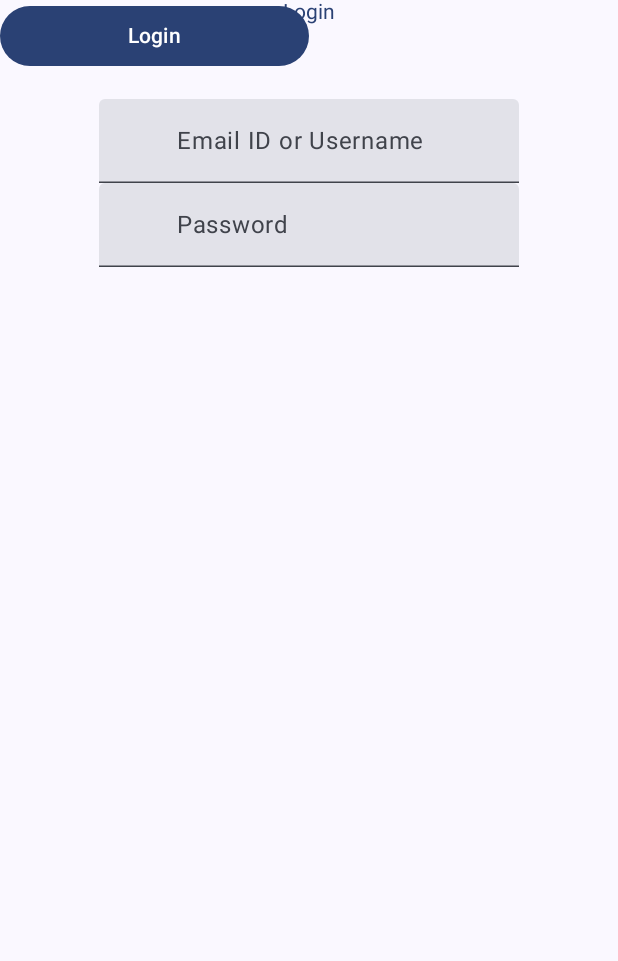
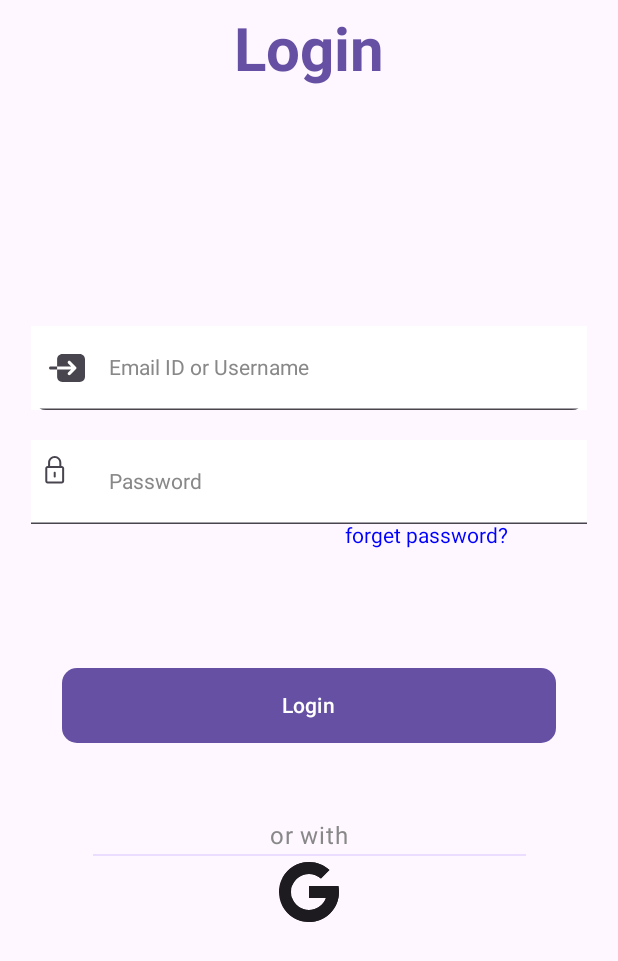
Before and after one commit to ArwaBandr/EventManagment, an Android app built with Jetpack Compose: the composable LoginScreen shown on its own in the app's theme, on a phone screen of 412 x 824 dp. Shown: the top 961 px of the screen. Run offline under Robolectric (Android 15) with nearby library versions, the phone set to English and light mode, and no system bars.

```diff
--- a/app/src/main/java/com/example/eventmanagment/presntation/navigation/Screens.kt
+++ b/app/src/main/java/com/example/eventmanagment/presntation/navigation/Screens.kt
@@ -1,4 +1,7 @@
 package com.example.eventmanagment.presntation.navigation
 
-class Screens {
+sealed class Screens(val rout:String) {
+    object SplashScreen :Screens(rout ="splash_screen")
+    object LoginScreen :Screens(rout = "login_screen")
+    object SignUpScreen:Screens(rout = "sign_up_screen")
 }
--- a/app/src/main/java/com/example/eventmanagment/presntation/screens/Auth/Auth.kt
+++ /dev/null
@@ -1,4 +0,0 @@
-package com.example.eventmanagment.presntation.screens.Auth
-
-class Auth {
-}
--- a/app/src/main/java/com/example/eventmanagment/presntation/screens/Auth/AuthViewModel.kt
+++ /dev/null
@@ -1,4 +0,0 @@
-package com.example.eventmanagment.presntation.screens.Auth
-
-class AuthViewModel {
-}
--- a/app/src/main/java/com/example/eventmanagment/presntation/screens/Auth/LoginScreen.kt
+++ /dev/null
@@ -1,60 +0,0 @@
-package com.example.eventmanagment.presntation.screens.Auth
-
-import androidx.compose.foundation.layout.Column
-import androidx.compose.foundation.layout.fillMaxSize
-import androidx.compose.foundation.layout.fillMaxWidth
-import androidx.compose.foundation.layout.padding
-import androidx.compose.foundation.layout.size
-import androidx.compose.foundation.shape.RoundedCornerShape
-import androidx.compose.material3.Button
-import androidx.compose.material3.MaterialTheme
-import androidx.compose.material3.Text
-import androidx.compose.material3.TextField
-import androidx.compose.runtime.Composable
-import androidx.compose.runtime.getValue
-import androidx.compose.runtime.mutableStateOf
-import androidx.compose.runtime.remember
-import androidx.compose.runtime.setValue
-import androidx.compose.ui.Alignment
-import androidx.compose.ui.Modifier
-import androidx.compose.ui.graphics.RectangleShape
-import androidx.compose.ui.text.TextStyle
-import androidx.compose.ui.unit.dp
-
-@Composable
-fun LoginScreen() {
-    Column(modifier = Modifier.fillMaxSize()) {
-        Text(
-            text = "Login",
-            style = TextStyle(MaterialTheme.colorScheme.primary),
-            modifier = Modifier
-                .padding(bottom = 50.dp)
-                .align(Alignment.CenterHorizontally)
-        )
-        var userName by remember {
-            mutableStateOf("")
-        }
-        var userPassword by remember {
-            mutableStateOf("")
-        }
-        TextField(
-            value = userName,
-            onValueChange = { userName = it },
-            label = { Text(text = "Email ID or Username") },
-            leadingIcon = {},
-            modifier = Modifier.align(Alignment.CenterHorizontally)
-        )
-        TextField(
-            value = userPassword,
-            onValueChange = { userPassword = it },
-            label = { Text(text = "Password") },
-            leadingIcon = {},
-            modifier = Modifier.align(Alignment.CenterHorizontally)
-        )
-    }
-    Text(text = "forget password", modifier = Modifier.padding(start = 20.dp))
-
-    Button(onClick = {}, shape = RoundedCornerShape(20.dp), modifier = Modifier.fillMaxWidth(0.5f)) {
-        Text(text = "Login")
-    }
-}
--- a/app/src/main/java/com/example/eventmanagment/presntation/screens/Auth/SplashScreen.kt
+++ /dev/null
@@ -1,4 +0,0 @@
-package com.example.eventmanagment.presntation.screens.Auth
-
-class SplashScreen {
-}
--- /dev/null
+++ b/app/src/main/java/com/example/eventmanagment/presntation/screens/auth/Auth.kt
@@ -0,0 +1,4 @@
+package com.example.eventmanagment.presntation.screens.auth
+
+class Auth {
+}
--- /dev/null
+++ b/app/src/main/java/com/example/eventmanagment/presntation/screens/auth/AuthViewModel.kt
@@ -0,0 +1,4 @@
+package com.example.eventmanagment.presntation.screens.auth
+
+class AuthViewModel {
+}
--- /dev/null
+++ b/app/src/main/java/com/example/eventmanagment/presntation/screens/auth/LoginScreen.kt
@@ -0,0 +1,153 @@
+package com.example.eventmanagment.presntation.screens.auth
+
+import androidx.compose.foundation.background
+import androidx.compose.foundation.clickable
+import androidx.compose.foundation.layout.Arrangement
+import androidx.compose.foundation.layout.Column
+import androidx.compose.foundation.layout.fillMaxSize
+import androidx.compose.foundation.layout.fillMaxWidth
+import androidx.compose.foundation.layout.padding
+import androidx.compose.foundation.layout.size
+import androidx.compose.foundation.shape.RoundedCornerShape
+import androidx.compose.foundation.text.KeyboardOptions
+import androidx.compose.material3.Button
+import androidx.compose.material3.ButtonDefaults
+import androidx.compose.material3.Divider
+import androidx.compose.material3.ExperimentalMaterial3Api
+import androidx.compose.material3.Icon
+import androidx.compose.material3.MaterialTheme
+import androidx.compose.material3.Text
+import androidx.compose.material3.TextField
+import androidx.compose.material3.TextFieldDefaults
+import androidx.compose.runtime.Composable
+import androidx.compose.runtime.getValue
+import androidx.compose.runtime.mutableStateOf
+import androidx.compose.runtime.remember
+import androidx.compose.runtime.setValue
+import androidx.compose.ui.Alignment
+import androidx.compose.ui.Modifier
+import androidx.compose.ui.graphics.Color
+import androidx.compose.ui.res.painterResource
+import androidx.compose.ui.text.TextStyle
+import androidx.compose.ui.text.input.KeyboardType
+import androidx.compose.ui.text.input.PasswordVisualTransformation
+import androidx.compose.ui.text.style.TextAlign
+import androidx.compose.ui.tooling.preview.Preview
+import androidx.compose.ui.unit.dp
+import androidx.navigation.NavController
+import androidx.navigation.NavHostController
+import com.example.eventmanagment.R
+
+@OptIn(ExperimentalMaterial3Api::class)
+@Composable
+fun LoginScreen(navController: NavController) {
+
+    Column(modifier = Modifier.fillMaxSize(), verticalArrangement = Arrangement.Top) {
+        Text(
+            text = "Login",
+            style = MaterialTheme.typography.titleLarge,
+            modifier = Modifier
+                .padding(bottom = 80.dp, top = 10.dp)
+                .align(Alignment.CenterHorizontally)
+
+        )
+        var userName by remember {
+            mutableStateOf("")
+        }
+        var userPassword by remember {
+            mutableStateOf("")
+        }
+
+        TextField(
+            value = userName,
+            onValueChange = { userName = it },
+            label = {
+                Text(
+                    text = "Email ID or Username",
+                    style = TextStyle(color = Color.Gray),
+                    textAlign = TextAlign.Start
+                )
+            },
+            //
+            leadingIcon = {
+                Icon(
+                    painter = painterResource(id = R.drawable.user_login),
+                    contentDescription = "login icon "
+                )
+            },
+            modifier = Modifier
+                .align(Alignment.CenterHorizontally)
+                .padding(top = 80.dp)
+                .fillMaxWidth(0.90f)
+                .background(Color.White),
+            shape = RoundedCornerShape(10.dp),
+            colors =TextFieldDefaults.textFieldColors(containerColor = Color.White)
+        )
+        TextField(
+            value = userPassword,
+            onValueChange = { userPassword = it },
+            label = { Text(text = "Password", style = TextStyle(color = Color.Gray)) },
+            leadingIcon = {
+                Icon(
+                    painter = painterResource(id = R.drawable.password_icon),
+                    contentDescription = "password icon"
+                )
+            },
+            modifier = Modifier
+                .align(Alignment.CenterHorizontally)
+                .padding(top = 20.dp)
+                .fillMaxWidth(0.90f)
+                .background(Color.White),
+            visualTransformation = PasswordVisualTransformation(),
+            keyboardOptions = KeyboardOptions(keyboardType = KeyboardType.Password),
+            colors = TextFieldDefaults.textFieldColors(containerColor = Color.White)
+
+        )
+
+        Text(text = "forget password?", style = TextStyle(Color.Blue), modifier = Modifier
+            .padding(start = 230.dp, bottom = 80.dp)
+            .clickable { })
+
+
+        Button(
+            onClick = {},
+            shape = RoundedCornerShape(10.dp),
+            modifier = Modifier
+                .fillMaxWidth(0.8f)
+                .align(Alignment.CenterHorizontally)
+                .size(50.dp),
+            colors = ButtonDefaults.buttonColors(MaterialTheme.colorScheme.primary)
+
+        ) {
+            Text(text = "Login")
+        }
+        Text(
+            text = "or with", modifier = Modifier
+                .padding(top = 50.dp)
+                .align(Alignment.CenterHorizontally),
+            color = Color.Gray
+        )
+        Divider(
+            modifier = Modifier
+                // .padding(top = 50.dp)
+                .fillMaxWidth(0.70f)
+                .align(Alignment.CenterHorizontally),
+            color = MaterialTheme.colorScheme.primaryContainer
+        )
+        Icon(
+            painter = painterResource(id = R.drawable.google),
+            contentDescription = "google icon",
+            modifier = Modifier
+                .align(Alignment.CenterHorizontally)
+                .clickable { }
+        )
+
+    }
+
+}
+
+//@Composable
+//@Preview(showBackground = true, showSystemUi = true)
+//fun LoginScreenPreview() {
+//    LoginScreen(navController)
+//}
--- a/app/src/main/java/com/example/eventmanagment/ui/theme/Theme.kt
+++ b/app/src/main/java/com/example/eventmanagment/ui/theme/Theme.kt
@@ -45,10 +45,6 @@ fun EventManagmentTheme(
     content: @Composable () -> Unit
 ) {
     val colorScheme = when {
-        dynamicColor && Build.VERSION.SDK_INT >= Build.VERSION_CODES.S -> {
-            val context = LocalContext.current
-            if (darkTheme) dynamicDarkColorScheme(context) else dynamicLightColorScheme(context)
-        }
 
         darkTheme -> DarkColorScheme
         else -> LightColorScheme
--- /dev/null
+++ b/app/src/main/res/drawable/google.xml
@@ -0,0 +1,11 @@
+<vector xmlns:android="http://schemas.android.com/apk/res/android" android:alpha="0.63" android:height="48dp" android:viewportHeight="48" android:viewportWidth="48" android:width="48dp">
+
+    <path android:fillColor="#ffc107" android:pathData="m43.611,20.083h-1.611v-0.083h-18v8h11.303c-1.649,4.657 -6.08,8 -11.303,8 -6.627,0 -12,-5.373 -12,-12s5.373,-12 12,-12c3.059,0 5.842,1.154 7.961,3.039l5.657,-5.657c-3.572,-3.329 -8.35,-5.382 -13.618,-5.382 -11.045,0 -20,8.955 -20,20s8.955,20 20,20 20,-8.955 20,-20c0,-1.341 -0.138,-2.65 -0.389,-3.917z"/>
+
+    <path android:fillColor="#ff3d00" android:pathData="m6.306,14.691 l6.571,4.819c1.778,-4.402 6.084,-7.51 11.123,-7.51 3.059,0 5.842,1.154 7.961,3.039l5.657,-5.657c-3.572,-3.329 -8.35,-5.382 -13.618,-5.382 -7.682,0 -14.344,4.337 -17.694,10.691z"/>
+
+    <path android:fillColor="#4caf50" android:pathData="m24,44c5.166,0 9.86,-1.977 13.409,-5.192l-6.19,-5.238c-2.008,1.521 -4.504,2.43 -7.219,2.43 -5.202,0 -9.619,-3.317 -11.283,-7.946l-6.522,5.025c3.31,6.477 10.032,10.921 17.805,10.921z"/>
+
+    <path android:fillColor="#1976d2" android:pathData="m43.611,20.083h-1.611v-0.083h-18v8h11.303c-0.792,2.237 -2.231,4.166 -4.087,5.571 0.001,-0.001 0.002,-0.001 0.003,-0.002l6.19,5.238c-0.438,0.398 6.591,-4.807 6.591,-14.807 0,-1.341 -0.138,-2.65 -0.389,-3.917z"/>
+
+</vector>
--- /dev/null
+++ b/app/src/main/res/drawable/password_icon.xml
@@ -0,0 +1,7 @@
+<vector xmlns:android="http://schemas.android.com/apk/res/android" android:alpha="0.63" android:height="35.dp" android:viewportHeight="392.58" android:viewportWidth="392.58" android:width="35.dp">
+
+    <path android:fillColor="#333333" android:pathData="M153.98,73.24h-3.31V49.12C150.67,22.03 128.63,0 101.55,0C74.46,0 52.43,22.03 52.43,49.12v24.12H49.12c-9.65,0 -17.5,7.85 -17.5,17.5v94.86c0,9.65 7.85,17.5 17.5,17.5h104.86c9.65,0 17.5,-7.85 17.5,-17.5V90.74C171.48,81.09 163.63,73.24 153.98,73.24zM67.43,49.12C67.43,30.3 82.74,15 101.55,15c18.81,0 34.12,15.3 34.12,34.12v24.12H67.43V49.12zM156.48,185.6c0,1.36 -1.14,2.5 -2.5,2.5H49.12c-1.36,0 -2.5,-1.14 -2.5,-2.5V90.74c0,-1.36 1.14,-2.5 2.5,-2.5H59.93h83.24h10.81c1.36,0 2.5,1.14 2.5,2.5V185.6z"/>
+
+    <path android:fillColor="#1E1E1E" android:pathData="M101.55,116.31c-4.14,0 -7.5,3.36 -7.5,7.5v28.72c0,4.14 3.36,7.5 7.5,7.5c4.14,0 7.5,-3.36 7.5,-7.5v-28.72C109.05,119.67 105.69,116.31 101.55,116.31z"/>
+
+</vector>
--- /dev/null
+++ b/app/src/main/res/drawable/user_login.xml
@@ -0,0 +1,7 @@
+<vector xmlns:android="http://schemas.android.com/apk/res/android" android:alpha="0.63" android:height="24dp" android:viewportHeight="392.58" android:viewportWidth="392.58" android:width="24dp">
+
+    <path android:fillColor="#333333" android:pathData="M16.98,179.32C7.62,179.32 0,186.94 0,196.3c0,9.35 7.61,16.97 16.98,16.97h71.5v-33.96H16.98z"/>
+
+    <path android:fillColor="#1E1E1E" android:pathData="M335.99,44.25H145.09c-31.21,0 -56.61,25.38 -56.61,56.59v1.77v76.7h152.97l-32.71,-32.72c-6.61,-6.62 -6.61,-17.4 0,-24.02c3.21,-3.21 7.46,-4.97 12,-4.97c4.55,0 8.81,1.77 12.02,4.97l61.71,61.71c1.55,1.54 2.77,3.37 3.65,5.44c0.91,2.23 1.33,4.38 1.33,6.57c0,2.18 -0.41,4.34 -1.26,6.4c-0.91,2.18 -2.13,4 -3.67,5.57l-61.75,61.74c-3.22,3.21 -7.49,4.97 -12.02,4.97c-4.53,0 -8.81,-1.76 -12,-4.97c-6.61,-6.64 -6.61,-17.41 0,-24.02l32.72,-32.71H88.48v18.57v34.1v25.8c0,31.19 25.4,56.58 56.61,56.58h190.9c31.21,0 56.59,-25.38 56.59,-56.58V100.85C392.58,69.63 367.2,44.25 335.99,44.25z"/>
+
+</vector>
```
Also changed, not shown: app/src/main/java/com/example/eventmanagment/presntation/navigation/EventsAppNavigation.kt (+23 -1 lines), app/src/main/java/com/example/eventmanagment/presntation/screens/Auth/SignUpScreen.kt (deleted, +0 -8 lines), app/src/main/java/com/example/eventmanagment/presntation/screens/auth/SignUpScreen.kt (added, +170 -0 lines), app/src/main/java/com/example/eventmanagment/presntation/screens/auth/SplashScreen.kt (added, +77 -0 lines), app/src/main/java/com/example/eventmanagment/ui/theme/Type.kt (+8 -5 lines).
